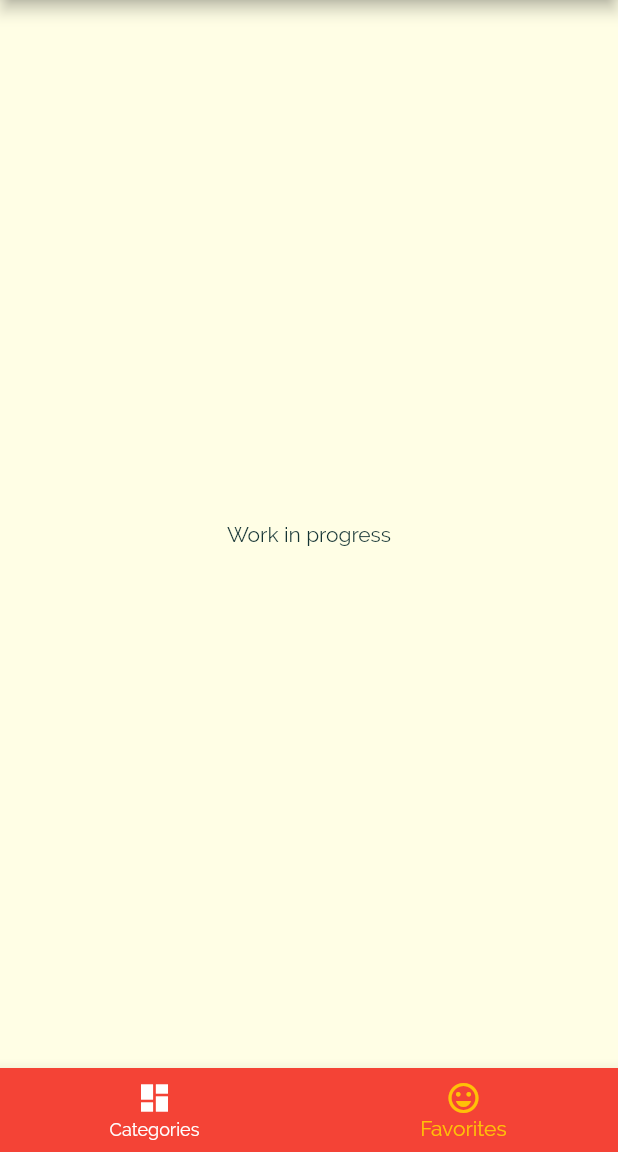
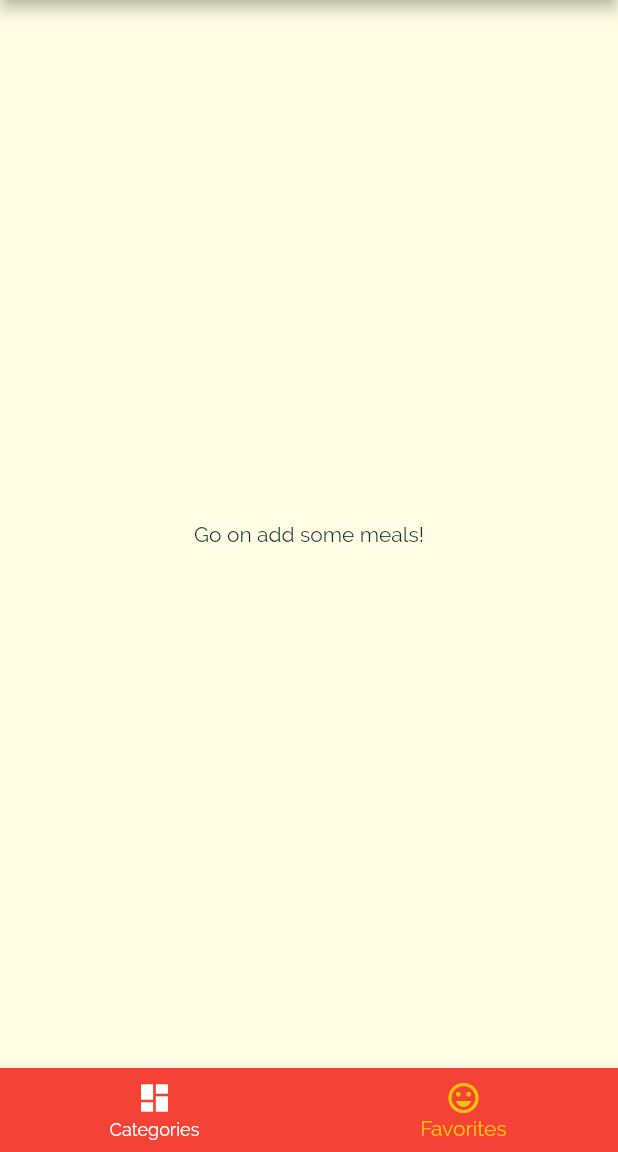
Before and after one commit to Maqcel/Flutter-Cookbook, a Flutter app: the screen it shows after launch, item 2 of the bottom bar chosen, on a phone screen of 412 x 824 dp, the part 84-1236 px from its top. Run offline on Flutter 3.47's test engine with Material 2 defaults, Android fonts, the phone set to English and light mode, and no system bars.

Commit message:
Favorites!
Favorites now works!

```diff
--- a/lib/favorites_screen.dart
+++ b/lib/favorites_screen.dart
@@ -1,13 +1,34 @@
 import 'package:flutter/material.dart';
+
+import 'meal_item.dart';
+import 'models/meal_data.dart';
 
 class Favorites extends StatelessWidget {
   static const String routeName = '/favorites';
+  final List<Meal> _favoriteMeals;
+  Favorites(this._favoriteMeals);
+
   @override
   Widget build(BuildContext context) {
-    return Scaffold(
-      body: Center(
-        child: Text('Work in progress'),
-      ),
-    );
+    if (_favoriteMeals.isEmpty) {
+      return Scaffold(
+        body: Center(
+          child: Text('Go on add some meals!'),
+        ),
+      );
+    } else {
+      return ListView.builder(
+          itemBuilder: (context, index) {
+            return MealItem(
+              id: _favoriteMeals[index].id,
+              name: _favoriteMeals[index].name,
+              imageUrl: _favoriteMeals[index].imageUrl,
+              complexity: _favoriteMeals[index].complexity,
+              cookingTime: _favoriteMeals[index].cookingTime,
+              priceRange: _favoriteMeals[index].priceRange,
+            );
+          },
+          itemCount: _favoriteMeals.length);
+    }
   }
 }
--- a/lib/main.dart
+++ b/lib/main.dart
@@ -21,6 +21,28 @@ class _MyAppState extends State<MyApp> {
       gluten: false, lactose: false, vegan: false, vegetarian: false);
 
   List<Meal> _availableMeals = DataMeal;
+
+  List<Meal> _favouriteMeals = [];
+
+  void _toggleFavorite(String mealId) {
+    final where = _favouriteMeals.indexWhere((element) => element.id == mealId);
+    if (where >= 0) {
+      setState(
+        () {
+          _favouriteMeals.removeAt(where);
+        },
+      );
+    } else {
+      setState(() {
+        _favouriteMeals
+            .add(DataMeal.firstWhere((element) => element.id == mealId));
+      });
+    }
+  }
+
+  bool _isMealFavorite(String id){
+    return _favouriteMeals.any((element) => element.id == id);
+  }
 
   void _setSettings(SettingsData _settings) {
     setState(() {
@@ -66,12 +88,12 @@ class _MyAppState extends State<MyApp> {
       ),
       initialRoute: '/',
       routes: {
-        '/': (context) => ScreenNavigation(),
+        '/': (context) => ScreenNavigation(_favouriteMeals),
         CategoryMealScreen.routeName: (context) =>
             CategoryMealScreen(_availableMeals),
-        MealScreen.routeName: (context) => MealScreen(),
-        Favorites.routeName: (context) => Favorites(),
-        Settings.routeName: (context) => Settings(_setSettings,settingsdata),
+        MealScreen.routeName: (context) => MealScreen(_toggleFavorite,_isMealFavorite),
+        Favorites.routeName: (context) => Favorites(_favouriteMeals),
+        Settings.routeName: (context) => Settings(_setSettings, settingsdata),
       },
     );
   }
--- a/lib/screen_selector.dart
+++ b/lib/screen_selector.dart
@@ -2,23 +2,31 @@ import 'package:cookbook_app/categories.dart';
 import 'package:cookbook_app/favorites_screen.dart';
 import 'package:cookbook_app/main_drawer.dart';
 import 'package:flutter/material.dart';
+import 'models/meal_data.dart';
 
 class ScreenNavigation extends StatefulWidget {
+  final List<Meal> favoriteMeals;
+  ScreenNavigation(this.favoriteMeals);
   @override
   _ScreenNavigationState createState() => _ScreenNavigationState();
 }
 
 class _ScreenNavigationState extends State<ScreenNavigation> {
-  final List<Map<String, Object>> _screens = [
+  List<Map<String, Object>> _screens;
+  @override
+  void initState() {
+     _screens = [
       {
         'screen': Categories(),
         'title': 'Cookbook',
       },
       {
-      'screen': Favorites(),
+        'screen': Favorites(widget.favoriteMeals),
         'title': 'Favorites',
       },
     ];
+    super.initState();
+  }
 
   int _currentScreen = 0;
 
```
Also changed, not shown: lib/meal_screen.dart (+15 -5 lines). Lines whose indentation alone changed are shown as unchanged.
